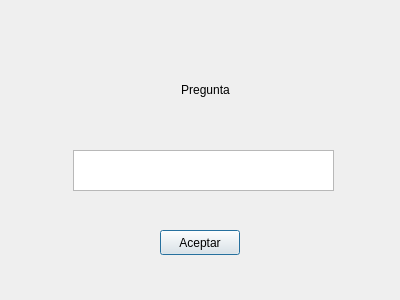
The window that AdivinaIA/final.ui (Tirus214/Proyectos-Estructuras) describes before a commit, drawn with Qt 5.
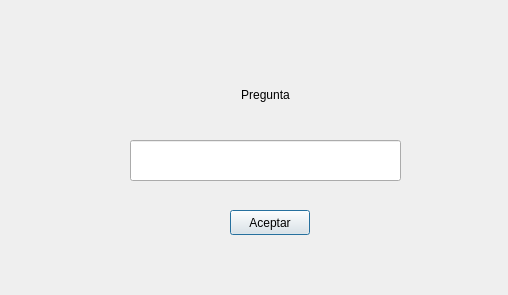
The same window after the commit.

Diff of the .ui file:
```diff
--- a/AdivinaIA/final.ui
+++ b/AdivinaIA/final.ui
@@ -6,8 +6,8 @@
    <rect>
     <x>0</x>
     <y>0</y>
-    <width>400</width>
-    <height>300</height>
+    <width>508</width>
+    <height>295</height>
    </rect>
   </property>
   <property name="windowTitle">
@@ -16,8 +16,8 @@
   <widget class="QPushButton" name="btnAceptar">
    <property name="geometry">
     <rect>
-     <x>160</x>
-     <y>230</y>
+     <x>230</x>
+     <y>210</y>
      <width>80</width>
      <height>25</height>
     </rect>
@@ -29,10 +29,10 @@
   <widget class="QLabel" name="lblPregunta">
    <property name="geometry">
     <rect>
-     <x>100</x>
+     <x>80</x>
      <y>70</y>
-     <width>211</width>
-     <height>41</height>
+     <width>371</width>
+     <height>51</height>
     </rect>
    </property>
    <property name="text">
@@ -42,12 +42,12 @@
     <set>Qt::AlignCenter</set>
    </property>
   </widget>
-  <widget class="QTextEdit" name="txtIngresar">
+  <widget class="QLineEdit" name="txtLine">
    <property name="geometry">
     <rect>
-     <x>73</x>
-     <y>150</y>
-     <width>261</width>
+     <x>130</x>
+     <y>140</y>
+     <width>271</width>
      <height>41</height>
     </rect>
    </property>
```
